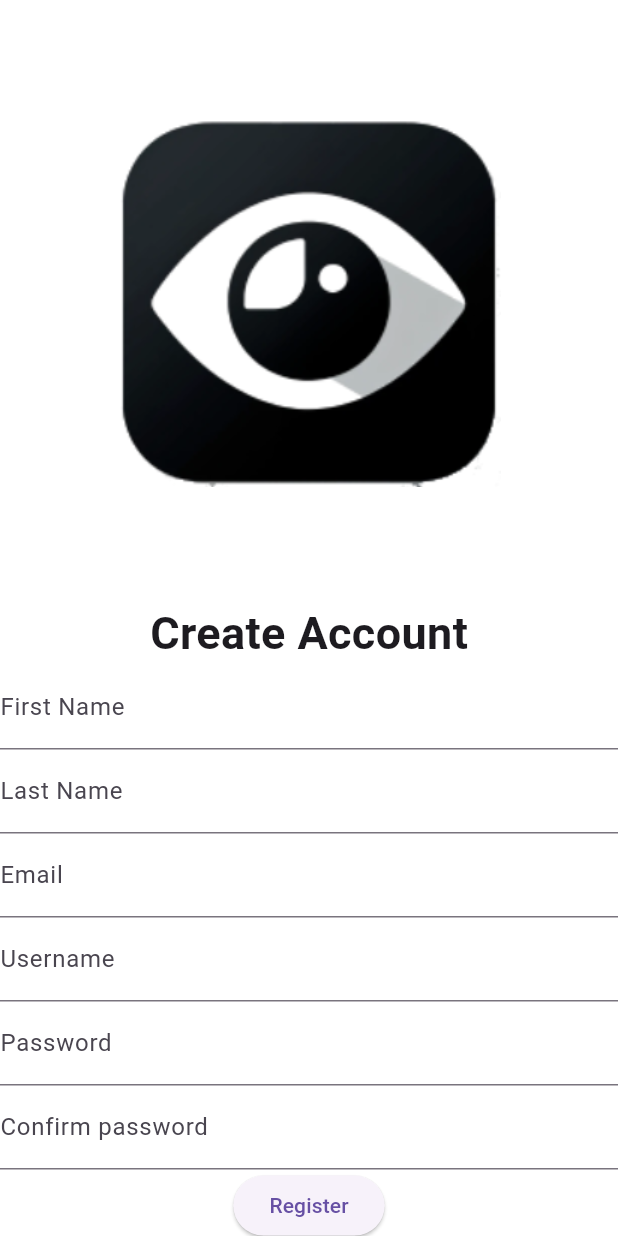
After one commit to krasimirevlogiev/BlindSightApp, a Flutter app: the Register screen opened directly, after a tap on "Register", on a phone screen of 412 x 824 dp. The commit adds this screen. Run offline on Flutter 3.47's test engine with Material 3 defaults, Android fonts, the phone set to English and light mode, and no system bars; our stand-ins replace camera, flutter_compass, flutter_svg, google_maps_flutter, location; missing offline and left inert: flutter_polyline_points; network calls fail.

Commit message:
feat: basic register form

```diff
--- a/lib/components/menu_drawer.dart
+++ b/lib/components/menu_drawer.dart
@@ -1,3 +1,4 @@
+import 'package:BlindSightApp/components/register.dart';
 import 'package:flutter/material.dart';
 import 'package:BlindSightApp/components/camera_page.dart';
 import 'package:BlindSightApp/components/order_traking_page.dart';
@@ -40,6 +41,15 @@ class MenuDrawer extends StatelessWidget {
                 );
               },
             ),
+            ListTile(
+                title: Text("Register"),
+                onTap: () {
+                    Navigator.push(
+                        context,
+                        MaterialPageRoute(builder: (context) => Register())
+                    );
+                },
+            )
           ],
         ),
       );
--- /dev/null
+++ b/lib/components/register.dart
@@ -0,0 +1,153 @@
+import 'package:BlindSightApp/utils/types.dart';
+import 'package:flutter/material.dart';
+import 'package:http/http.dart' as http;
+
+class Register extends StatelessWidget {
+
+    @override
+    Widget build(BuildContext context) {
+        return Scaffold(
+            backgroundColor: Colors.white,
+            body: Center(
+                child: ListView(
+                    children: [
+                        Image.asset("assets/blindsight_logo.png"),
+                        Center(
+                            child: Text(
+                            "Create Account",
+                            style: TextStyle(fontSize: 30, fontWeight: FontWeight.w600)
+                            )
+                        ),
+                        Center(
+                            child: RegisterForm()
+                        )
+                    ],
+                ),
+            )
+        );
+    }
+}
+
+class RegisterForm extends StatefulWidget {
+
+    @override
+    RegisterFormState createState() {
+        return RegisterFormState();
+    }
+}
+
+class RegisterFormState extends State<RegisterForm> {
+
+    // NOTE: It should be 'FormState' here!
+    final _formKey = GlobalKey<FormState>();
+
+    var user = new User();
+
+    @override
+    Widget build(BuildContext context) {
+        return Form(
+            key: _formKey,
+            child: Column(
+                children: <Widget>[
+                    TextFormField(
+                        decoration: const InputDecoration(
+                            labelText: "First Name"
+                        ),
+                        validator: (value) {
+                            if (value == Null) {
+                                return "Please enter your first name!";
+                            }
+
+                            user.fname = value;
+                            return null;
+                        },
+                    ),
+                    TextFormField(
+                        decoration: const InputDecoration(
+                            labelText: "Last Name"
+                        ),
+                        validator: (value) {
+                            if (value == Null) {
+                                return "Please enter your last name!";
+                            }
+
+                            user.lname = value;
+                            return null;
+                        },
+                    ),
+                    TextFormField(
+                        decoration: const InputDecoration(
+                            labelText: "Email"
+                        ),
+                        validator: (value) {
+                            // TODO: Check if email is unique
+                            if (value == Null) {
+                                return "Please enter your email!";
+                            }
+
+                            user.email = value;
+                            return null;
+                        },
+                    ),
+                    TextFormField(
+                        decoration: const InputDecoration(
+                            labelText: "Username"
+                        ),
+                        validator: (value) {
+                            // TODO: Check if username is unique
+                            if (value == Null) {
+                                return "Please enter your last name!";
+                            }
+
+                            user.username = value;
+                            return null;
+                        },
+                    ),
+                    TextFormField(
+                        decoration: const InputDecoration(
+                            labelText: "Password"
+                        ),
+                        validator: (value) {
+                            if (value == Null) {
+                                return "Please enter a password!";
+                            }
+
+                            user.password = value;
+                            return null;
+                        },
+                    ),
+                    TextFormField(
+                        decoration: const InputDecoration(
+                            labelText: "Confirm password"
+                        ),
+                        validator: (value) {
+                            if (value != user.password) {
+                                return "Passwords must match!";
+                            }
+
+                            return null;
+                        },
+                    ),
+                    ElevatedButton(
+                        onPressed: () {
+                            if (_formKey.currentState!.validate()) {
+                                // TODO: Add serverUrl to environment variables
+                                final serverUrl = 'http://localhost:3000/verify';
+
+                                final request = http.MultipartRequest("POST", Uri.parse(serverUrl));
+                                request.fields["fname"] = user.fname!;
+                                request.fields["lname"] = user.lname!;
+                                request.fields["email"] = user.email!;
+                                request.fields["username"] = user.username!;
+                                request.fields["password"] = user.password!;
+
+                                request.send();
+                            }
+                        },
+                        child: Text('Register')
+                    )
+                ]
+            )
+        );
+    }
+}
--- /dev/null
+++ b/lib/utils/types.dart
@@ -0,0 +1,7 @@
+class User {
+    String? fname;
+    String? lname;
+    String? email;
+    String? username;
+    String? password;
+}
```
